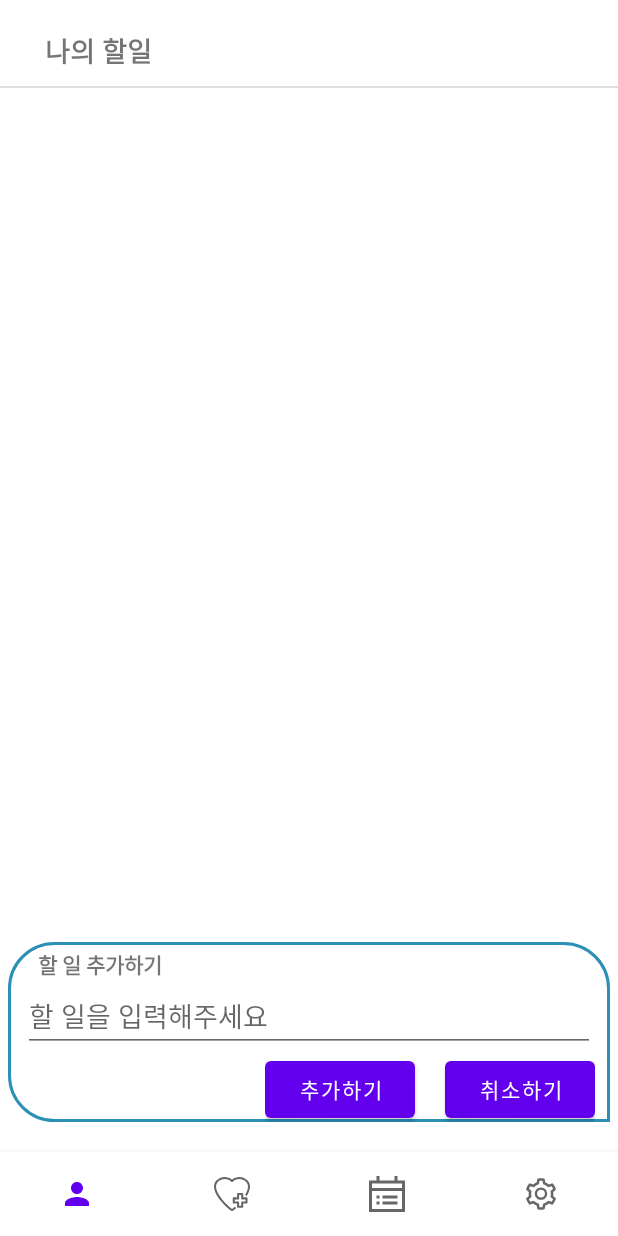
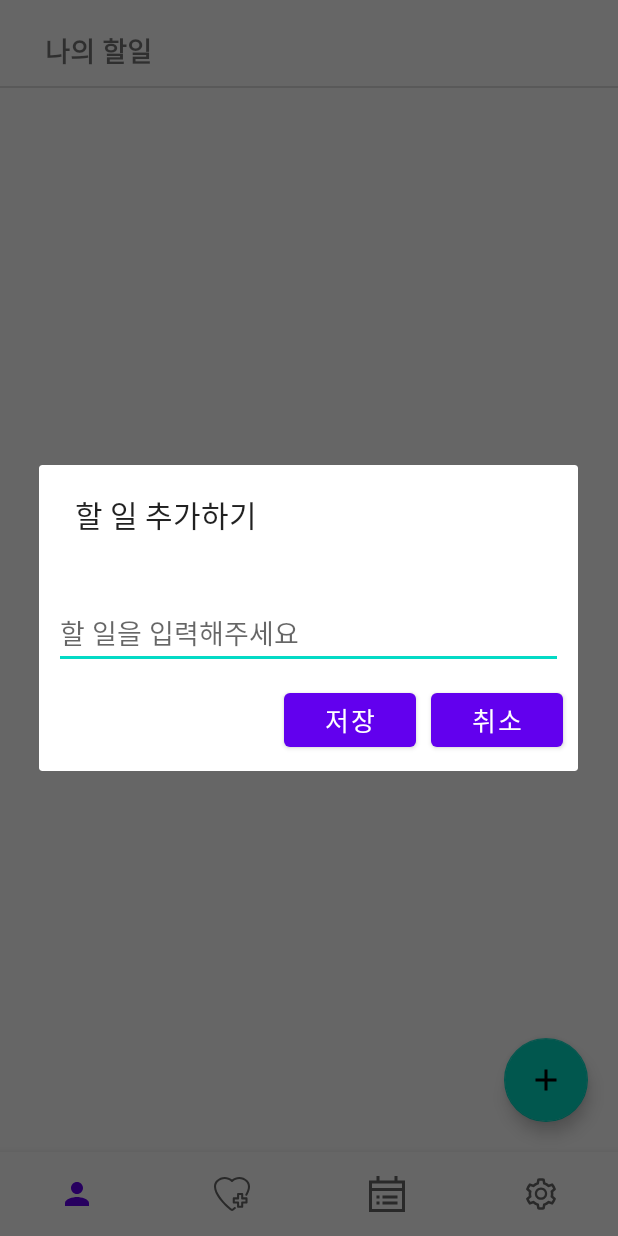
Before and after one commit to rudxo93/Kotlin_SelfManagement, an Android app: the TodoListFragment screen opened through its navigation route, after a tap on an icon or button, on a phone screen of 412 x 824 dp. Run offline under Robolectric (Android 15) with nearby library versions, the phone set to English and light mode, and no system bars; our stand-ins replace data binding, navigation-ui.

Commit message:
PlanFragment -> TodoList 프래그먼트에서 add버튼 클릭시 Todo 추가할 수 있는 레이아웃 구조 변경(linearLayout -> dialog)

```diff
--- a/app/src/main/AndroidManifest.xml
+++ b/app/src/main/AndroidManifest.xml
@@ -17,9 +17,6 @@
         android:supportsRtl="true"
         android:theme="@style/Theme.SelfMg"
         tools:targetApi="31">
-        <activity
-            android:name=".ui.view.activity.WriteTodoListActivity"
-            android:exported="false" />
         <!-- 1 -->
         <activity
             android:name=".ui.view.activity.LodingActivity"
--- a/app/src/main/java/com/duran/selfmg/ui/view/fragment/TodoListFragment.kt
+++ b/app/src/main/java/com/duran/selfmg/ui/view/fragment/TodoListFragment.kt
@@ -1,36 +1,26 @@
 package com.duran.selfmg.ui.view.fragment
 
-import android.content.Context
+import android.app.AlertDialog
+import android.content.Intent
 import android.os.Bundle
 import android.view.LayoutInflater
+import android.view.MenuItem
 import android.view.View
 import android.view.ViewGroup
-import android.view.inputmethod.InputMethodManager
-import android.widget.Toast
-import androidx.core.view.isVisible
 import androidx.databinding.DataBindingUtil
 import androidx.fragment.app.Fragment
-import androidx.lifecycle.ViewModelProvider
-import androidx.recyclerview.widget.LinearLayoutManager
 import com.duran.selfmg.R
-import com.duran.selfmg.data.model.TodoListEntity
 import com.duran.selfmg.databinding.FragmentTodoListBinding
-import com.duran.selfmg.ui.adapter.TodoListAdapter
-import com.duran.selfmg.ui.viewmodel.TodoListVIewModel
-import java.text.SimpleDateFormat
+import com.duran.selfmg.ui.view.activity.LoginActivity
 
 class TodoListFragment : Fragment() {
 
     private lateinit var binding: FragmentTodoListBinding
 
     private val btnAddTodoList by lazy { binding.btnAddTravelPlan }
-    private val addTodoListLayout by lazy { binding.linearAddTodoListView }
-    private val btnTodoListCancel by lazy { binding.btnTodoListCancel }
-    private val btnAddTodo by lazy { binding.btnTodoListAdd }
-    private val todoContent by lazy { binding.edAddTodoListContent }
 
-    private lateinit var todoViewModel: TodoListVIewModel
-    lateinit var todoListAdapter: TodoListAdapter
+    /*private lateinit var todoViewModel: TodoListVIewModel
+    lateinit var todoListAdapter: TodoListAdapter*/
 
     override fun onCreate(savedInstanceState: Bundle?) {
         super.onCreate(savedInstanceState)
@@ -48,59 +38,28 @@ class TodoListFragment : Fragment() {
     override fun onViewCreated(view: View, savedInstanceState: Bundle?) {
         super.onViewCreated(view, savedInstanceState)
 
-        todoViewModel = ViewModelProvider(this)[TodoListVIewModel::class.java]
+        /*todoViewModel = ViewModelProvider(this)[TodoListVIewModel::class.java]*/
 
         /*todoViewModel.getAllTodoList()*/
 
         initBtnAddTodoList() // 할일 추가하기 버튼
-        initBtnAddTodoListCancel() // 할일 추가하기 -> 취소하기 버튼
-        initBtnAddTodoInsert() // 할 일 추가하기에서 추가하기 버튼 클릭 -> DB에 저장하기
-        initRecyclerViewSetting()
+        /*initRecyclerViewSetting()*/
     }
 
     // ======================================= 할일 추가하기 버튼 클릭 =======================================
     private fun initBtnAddTodoList() {
-        btnAddTodoList.setOnClickListener {
-            btnAddTodoList.isVisible = false
-            addTodoListLayout.isVisible = true
-        }
-    }
+        btnAddTodoList.setOnClickListener{
+            val addTodoDialogView = LayoutInflater.from(context).inflate(R.layout.dialog_add_todo, null)
+            val addTodoBuilder = AlertDialog.Builder(context)
+                .setView(addTodoDialogView)
+                .setTitle("할 일 추가하기")
 
-    // ======================================= 할일 추가하기에서 취소하기 버튼 클릭 =======================================
-    private fun initBtnAddTodoListCancel() {
-        btnTodoListCancel.setOnClickListener {
-            btnAddTodoList.isVisible = true
-            addTodoListLayout.isVisible = false
-        }
-    }
-
-    // ======================================= 할일 추가하기 버튼 클릭 -> DB에 저장하기 =======================================
-    private fun initBtnAddTodoInsert() {
-        btnAddTodo.setOnClickListener {
-            val content = todoContent.text.toString()
-            val currentDate =
-                SimpleDateFormat("yyyy-MM-dd HH:mm").format(System.currentTimeMillis())
-
-            if (todoContent.text.isNotEmpty()) {
-                todoViewModel.todoInsert(TodoListEntity(content, currentDate, false))
-                Toast.makeText(context, "할 일이 추가되었습니다.", Toast.LENGTH_SHORT).show()
-                todoContent.text.clear()
-                // 키패드 내리기
-                val imm =
-                    context?.getSystemService(Context.INPUT_METHOD_SERVICE) as InputMethodManager
-                imm.hideSoftInputFromWindow(view?.windowToken, 0)
-                addTodoListLayout.isVisible = false // 할일 추가하기 레이아웃 숨기기
-                btnAddTodoList.isVisible = true // add버튼 보이게 하기
-            } else {
-                Toast.makeText(context, "할 일을 작성 후 추가해주세요.", Toast.LENGTH_SHORT).show()
-            }
-
-
+            addTodoBuilder.show()
         }
     }
 
     // ======================================= Todo리사이클러뷰 =======================================
-    private fun initRecyclerViewSetting() {
+ /*   private fun initRecyclerViewSetting() {
         todoViewModel.todoList.observe(viewLifecycleOwner) {
             todoListAdapter.update(it)
         }
@@ -108,6 +67,25 @@ class TodoListFragment : Fragment() {
         todoListAdapter = context?.let { TodoListAdapter(it) }!!
         binding.rvTodolist.layoutManager = LinearLayoutManager(context)
         binding.rvTodolist.adapter = todoListAdapter
-    }
+
+        todoListAdapter.setItemClickListener(object : TodoListAdapter.ItemClickListener {
+            override fun onClick(view: View, position: Int, itemId: Long) {
+                Toast.makeText(context, "$itemId", Toast.LENGTH_SHORT).show()
+                Log.e("tag", "$itemId")
+                val todo = todoViewModel.getTodo(itemId)
+                Log.e("tag", "${todo.isActive}")
+            }
+
+        })
+
+        todoListAdapter.setItemCheckBoxClickListener(object : TodoListAdapter.ItemCheckBoxClickListener {
+            override fun onClick(view: View, position: Int, itemId: Long) {
+                CoroutineScope(Dispatchers.IO).launch {
+                    val todo = todoViewModel.getTodo(itemId)
+                }
+            }
+        })
+    }*/
+
 
 }
--- /dev/null
+++ b/app/src/main/res/layout/dialog_add_todo.xml
@@ -0,0 +1,54 @@
+<?xml version="1.0" encoding="utf-8"?>
+<androidx.constraintlayout.widget.ConstraintLayout
+    xmlns:android="http://schemas.android.com/apk/res/android"
+    xmlns:app="http://schemas.android.com/apk/res-auto"
+    android:layout_width="match_parent"
+    android:layout_height="wrap_content"
+    android:paddingVertical="10dp">
+
+    <EditText
+        android:id="@+id/ed_add_todoList_content"
+        android:layout_width="match_parent"
+        android:layout_height="wrap_content"
+        android:layout_marginStart="10dp"
+        android:layout_marginTop="30dp"
+        android:layout_marginEnd="10dp"
+        android:hint="@string/plan_todoList_add_todoList_content"
+        android:singleLine="true"
+        app:layout_constraintEnd_toEndOf="parent"
+        app:layout_constraintStart_toStartOf="parent"
+        app:layout_constraintTop_toTopOf="parent" />
+
+    <Button
+        android:id="@+id/tv_add_todo_save"
+        android:layout_width="wrap_content"
+        android:layout_height="wrap_content"
+        android:layout_gravity="end"
+        android:layout_margin="10dp"
+        android:text="@string/add_todo_btn_content_save"
+        android:textSize="17sp"
+        app:layout_constraintEnd_toStartOf="@+id/tv_add_todo_cancel"
+        app:layout_constraintTop_toBottomOf="@+id/ed_add_todoList_content" />
+
+<!--    <TextView
+        android:id="@+id/add_todo_division"
+        android:layout_width="wrap_content"
+        android:layout_height="wrap_content"
+        android:layout_margin="10dp"
+        android:text="@string/add_todo_division"
+        android:textSize="17sp"
+        app:layout_constraintEnd_toStartOf="@+id/tv_add_todo_cancel"
+        app:layout_constraintTop_toBottomOf="@+id/ed_add_todoList_content" />-->
+
+    <Button
+        android:id="@+id/tv_add_todo_cancel"
+        android:layout_width="wrap_content"
+        android:layout_height="wrap_content"
+        android:layout_gravity="end"
+        android:layout_margin="10dp"
+        android:text="@string/add_todo_btn_content_cancel"
+        android:textSize="17sp"
+        app:layout_constraintEnd_toEndOf="parent"
+        app:layout_constraintTop_toBottomOf="@+id/ed_add_todoList_content" />
+
+</androidx.constraintlayout.widget.ConstraintLayout>
--- a/app/src/main/res/layout/fragment_todo_list.xml
+++ b/app/src/main/res/layout/fragment_todo_list.xml
@@ -50,60 +50,5 @@
             app:layout_constraintBottom_toBottomOf="parent"
             app:layout_constraintEnd_toEndOf="parent" />
 
-        <LinearLayout
-            android:id="@+id/linear_add_todoList_view"
-            android:layout_width="match_parent"
-            android:layout_height="120dp"
-            android:layout_marginStart="5dp"
-            android:layout_marginEnd="5dp"
-            android:layout_marginBottom="20dp"
-            android:background="@drawable/radius_white_background"
-            android:orientation="vertical"
-            android:visibility="gone"
-            app:layout_constraintBottom_toBottomOf="parent"
-            app:layout_constraintEnd_toEndOf="parent">
-
-            <TextView
-                android:layout_width="wrap_content"
-                android:layout_height="wrap_content"
-                android:layout_marginStart="20dp"
-                android:layout_marginTop="4dp"
-                android:text="@string/plan_todoList_add_todoList_title"
-                android:textStyle="bold" />
-
-            <EditText
-                android:id="@+id/ed_add_todoList_content"
-                android:layout_width="match_parent"
-                android:layout_height="wrap_content"
-                android:layout_marginStart="10dp"
-                android:layout_marginEnd="10dp"
-                android:hint="@string/plan_todoList_add_todoList_content"
-                android:singleLine="true" />
-
-            <LinearLayout
-                android:layout_width="220dp"
-                android:layout_height="50dp"
-                android:layout_gravity="end"
-                android:layout_marginEnd="10dp"
-                android:orientation="horizontal">
-
-                <Button
-                    android:id="@+id/btn_todoList_add"
-                    android:layout_width="100dp"
-                    android:layout_height="match_parent"
-                    android:layout_marginEnd="20dp"
-                    android:text="@string/plan_todlList_add_button" />
-
-                <Button
-                    android:id="@+id/btn_todoList_cancel"
-                    android:layout_width="100dp"
-                    android:layout_height="match_parent"
-                    android:text="@string/plan_todlList_cancel_button" />
-
-            </LinearLayout>
-
-
-        </LinearLayout>
-
     </androidx.constraintlayout.widget.ConstraintLayout>
 </layout>
--- a/app/src/main/res/values/strings.xml
+++ b/app/src/main/res/values/strings.xml
@@ -102,6 +102,12 @@
     <string name="item_todolist_row_todoTimestamp">Time Stamp</string>
     <!-- item todolist row -->
 
+    <!-- Plan Fragment - dialog Add Todo -->
+    <string name="add_todo_toolbar_title">할 일 추가하기</string>
+    <string name="add_todo_btn_content_save">저장</string>
+    <string name="add_todo_btn_content_cancel">취소</string>
+    <!-- Plan Fragment - dialog Add Todo -->
+
     <!-- Setting Fragment -->
     <string name="setting_fragment_title">더보기</string>
     <!-- Setting Fragment -->
```
